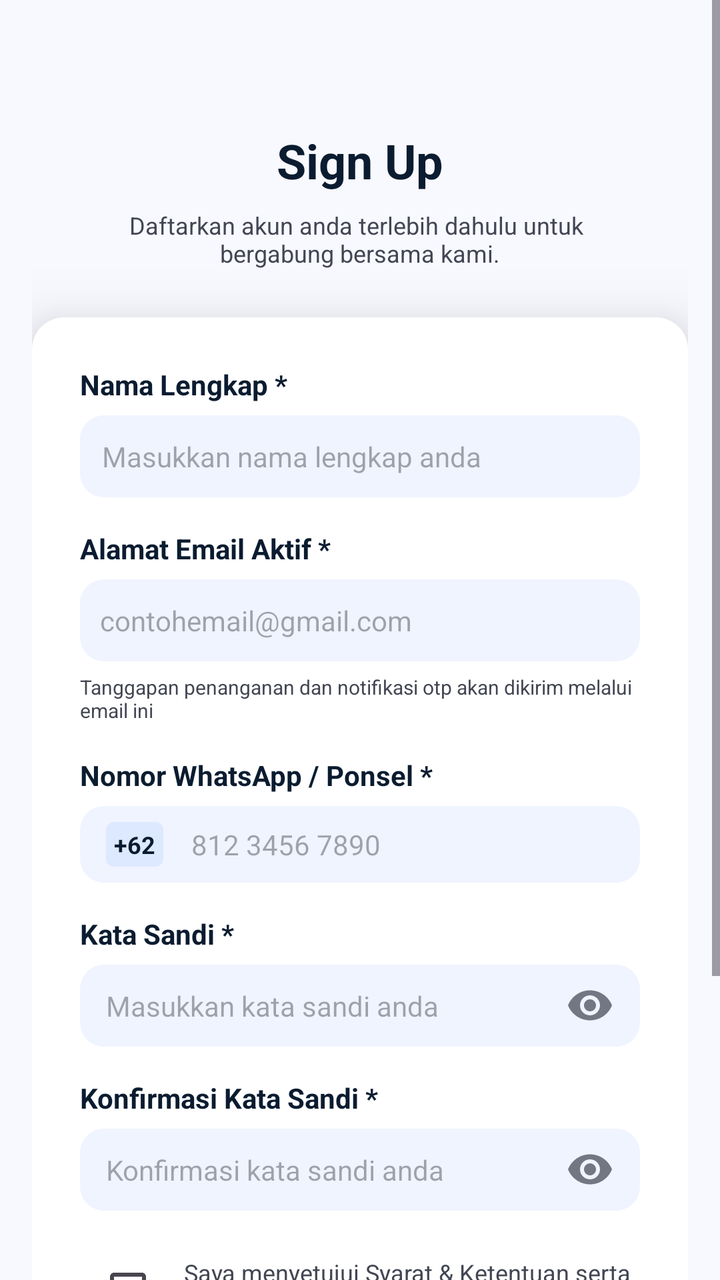
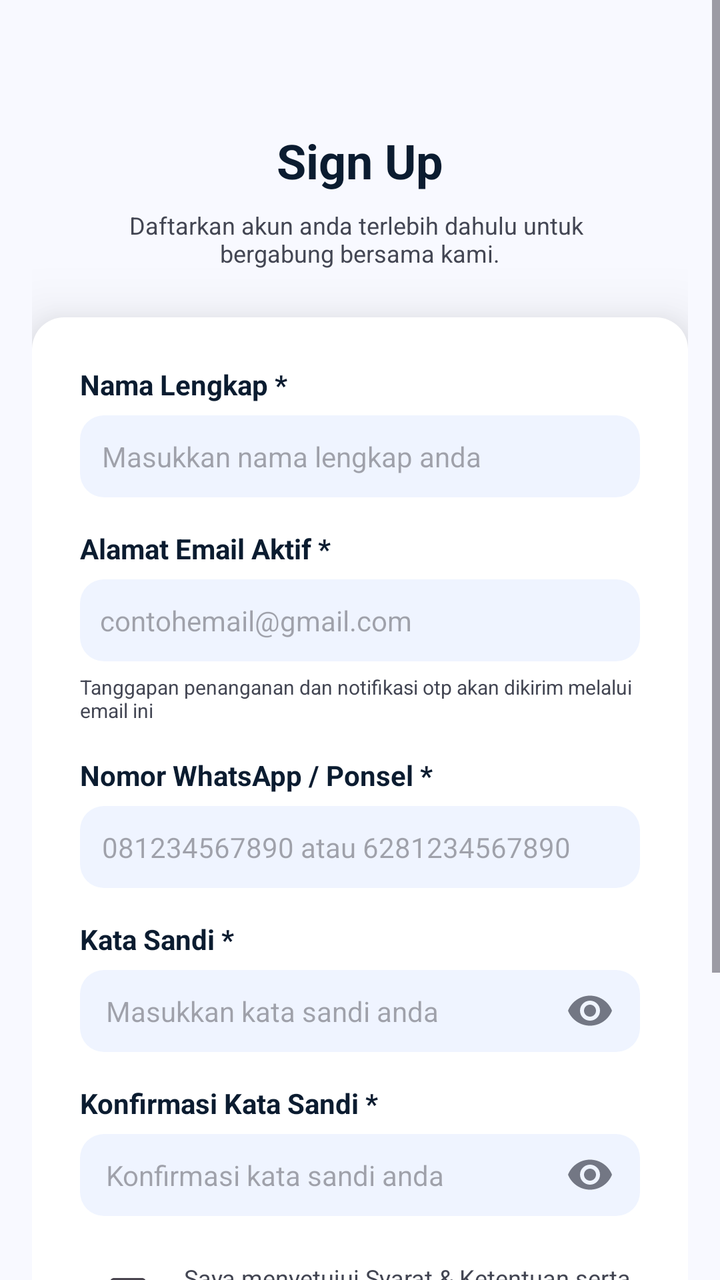

The first picture is an Android layout as it rendered before a commit; the second is the same layout after the commit. The layout source and the unified diff follow.
<!-- AndroidManifest.xml: application theme Theme.PinPoint -->
<!-- res/layout/activity_register.xml -->
<?xml version="1.0" encoding="utf-8"?>
<LinearLayout
    xmlns:android="http://schemas.android.com/apk/res/android"
    xmlns:tools="http://schemas.android.com/tools"
    xmlns:app="http://schemas.android.com/apk/res-auto"
    android:layout_width="match_parent"
    android:layout_height="match_parent"
    android:background="#FFFFFF"
    android:orientation="vertical">

    <ScrollView
        android:id="@+id/svSignUp"
        android:layout_width="match_parent"
        android:layout_height="match_parent"
        android:fillViewport="true"
        android:background="#FFFFFF">

        <LinearLayout
            android:id="@+id/llMainContent"
            android:layout_width="match_parent"
            android:layout_height="wrap_content"
            android:background="#F8F9FF"
            android:orientation="vertical"
            android:paddingHorizontal="16dp"
            android:paddingTop="64dp"
            android:paddingBottom="32dp">

            
            <LinearLayout
                android:layout_width="match_parent"
                android:layout_height="wrap_content"
                android:gravity="center_horizontal"
                android:orientation="vertical"
                android:layout_marginBottom="24dp">

                <TextView
                    android:id="@+id/tvTitle"
                    android:layout_width="wrap_content"
                    android:layout_height="wrap_content"
                    android:text="Sign Up"
                    android:textColor="#0B1C30"
                    android:textSize="24sp"
                    android:textStyle="bold"
                    android:layout_marginBottom="8dp"/>

                <TextView
                    android:id="@+id/tvSubtitle"
                    android:layout_width="241dp"
                    android:layout_height="wrap_content"
                    android:gravity="center"
                    android:text="Daftarkan akun anda terlebih dahulu untuk \nbergabung bersama kami."
                    android:textColor="#434653"
                    android:textSize="12sp" />
            </LinearLayout>

            
            <LinearLayout
                android:id="@+id/llFormContainer"
                android:layout_width="match_parent"
                android:layout_height="wrap_content"
                android:background="@drawable/shape1"
                android:elevation="20dp"
                android:orientation="vertical"
                android:padding="24dp">

                
                <LinearLayout
                    android:layout_width="match_parent"
                    android:layout_height="wrap_content"
                    android:orientation="vertical"
                    android:layout_marginBottom="16dp">

                    <TextView
                        android:id="@+id/tvLabelFullName"
                        android:layout_width="match_parent"
                        android:layout_height="wrap_content"
                        android:text="Nama Lengkap *"
                        android:textColor="#0B1C30"
                        android:textSize="14sp"
                        android:textStyle="bold"
                        android:layout_marginBottom="6dp" />

                    <EditText
                        android:id="@+id/etFullName"
                        android:layout_width="match_parent"
                        android:layout_height="wrap_content"
                        android:background="@drawable/kolom_form"
                        android:hint="Masukkan nama lengkap anda"
                        android:inputType="textPersonName"
                        android:padding="11dp"
                        android:textColor="#737784"
                        android:textSize="14sp" />
                </LinearLayout>

                
                <LinearLayout
                    android:layout_width="match_parent"
                    android:layout_height="wrap_content"
                    android:orientation="vertical"
                    android:layout_marginBottom="16dp">

                    <TextView
                        android:id="@+id/tvLabelEmail"
                        android:layout_width="match_parent"
                        android:layout_height="wrap_content"
                        android:text="Alamat Email Aktif *"
                        android:textColor="#0B1C30"
                        android:textSize="14sp"
                        android:textStyle="bold"
                        android:layout_marginBottom="6dp" />

                    <EditText
                        android:id="@+id/etEmail"
                        android:layout_width="match_parent"
                        android:layout_height="wrap_content"
                        android:background="@drawable/kolom_form"
                        android:hint="contohemail@gmail.com"
                        android:inputType="textEmailAddress"
                        android:paddingHorizontal="10dp"
                        android:paddingVertical="11dp"
                        android:textColor="#737784"
                        android:textSize="14sp"
                        android:layout_marginBottom="6dp" />

                    <TextView
                        android:layout_width="match_parent"
                        android:layout_height="wrap_content"
                        android:text="Tanggapan penanganan dan notifikasi otp akan dikirim melalui email ini"
                        android:textColor="#434653"
                        android:textSize="10sp" />
                </LinearLayout>

                
                <LinearLayout
                    android:layout_width="match_parent"
                    android:layout_height="wrap_content"
                    android:orientation="vertical"
                    android:layout_marginBottom="16dp">

                    <TextView
                        android:id="@+id/tvLabelPhone"
                        android:layout_width="match_parent"
                        android:layout_height="wrap_content"
                        android:text="Nomor WhatsApp / Ponsel *"
                        android:textColor="#0B1C30"
                        android:textSize="14sp"
                        android:textStyle="bold"
                        android:layout_marginBottom="6dp" />

                    <LinearLayout
                        android:layout_width="match_parent"
                        android:layout_height="wrap_content"
                        android:background="@drawable/kolom_form"
                        android:gravity="center_vertical"
                        android:orientation="horizontal"
                        android:paddingVertical="8dp">

                        <LinearLayout
                            android:id="@+id/llCountryCode"
                            android:layout_width="wrap_content"
                            android:layout_height="wrap_content"
                            android:background="@drawable/num_form"
                            android:layout_marginStart="13dp"
                            android:layout_marginEnd="14dp"
                            android:paddingHorizontal="4dp"
                            android:paddingVertical="3dp">
                            <TextView
                                android:layout_width="wrap_content"
                                android:layout_height="wrap_content"
                                android:text="+62"
                                android:textColor="#0B1C30"
                                android:textSize="12sp"
                                android:textStyle="bold" />
                        </LinearLayout>

                        <EditText
                            android:id="@+id/etPhone"
                            android:layout_width="match_parent"
                            android:layout_height="wrap_content"
                            android:background="@null"
                            android:hint="812 3456 7890"
                            android:inputType="phone"
                            android:textColor="#737784"
                            android:textSize="14sp" />
                    </LinearLayout>
                </LinearLayout>

                
                <LinearLayout
                    android:layout_width="match_parent"
                    android:layout_height="wrap_content"
                    android:orientation="vertical"
                    android:layout_marginBottom="16dp">

                    <TextView
                        android:id="@+id/tvLabelPassword"
                        android:layout_width="match_parent"
                        android:layout_height="wrap_content"
                        android:text="Kata Sandi *"
                        android:textColor="#0B1C30"
                        android:textSize="14sp"
                        android:textStyle="bold"
                        android:layout_marginBottom="6dp" />

                    <LinearLayout
                        android:layout_width="match_parent"
                        android:layout_height="wrap_content"
                        android:background="@drawable/kolom_form"
                        android:gravity="center_vertical"
                        android:orientation="horizontal"
                        android:paddingHorizontal="13dp">

                        <EditText
                            android:id="@+id/etPassword"
                            android:layout_width="0dp"
                            android:layout_height="wrap_content"
                            android:layout_weight="1"
                            android:background="@null"
                            android:hint="Masukkan kata sandi anda"
                            android:inputType="textPassword"
                            android:paddingVertical="11dp"
                            android:textColor="#737784"
                            android:textSize="14sp" />

                        <ImageView
                            android:id="@+id/ivPasswordVisibility"
                            android:layout_width="24dp"
                            android:layout_height="24dp"
                            android:src="@drawable/mata"
                            android:scaleType="centerInside" />
                    </LinearLayout>
                </LinearLayout>

                
                <LinearLayout
                    android:layout_width="match_parent"
                    android:layout_height="wrap_content"
                    android:orientation="vertical"
                    android:layout_marginBottom="16dp">

                    <TextView
                        android:id="@+id/tvLabelConfirmPassword"
                        android:layout_width="match_parent"
                        android:layout_height="wrap_content"
                        android:text="Konfirmasi Kata Sandi *"
                        android:textColor="#0B1C30"
                        android:textSize="14sp"
                        android:textStyle="bold"
                        android:layout_marginBottom="6dp" />

                    <LinearLayout
                        android:layout_width="match_parent"
                        android:layout_height="wrap_content"
                        android:background="@drawable/kolom_form"
                        android:gravity="center_vertical"
                        android:orientation="horizontal"
                        android:paddingHorizontal="13dp">

                        <EditText
                            android:id="@+id/etConfirmPassword"
                            android:layout_width="0dp"
                            android:layout_height="wrap_content"
                            android:layout_weight="1"
                            android:background="@null"
                            android:hint="Konfirmasi kata sandi anda"
                            android:inputType="textPassword"
                            android:paddingVertical="11dp"
                            android:textColor="#737784"
                            android:textSize="14sp" />

                        
                        <ImageView
                            android:id="@+id/ivPasswordMatchIcon"
                            android:layout_width="22dp"
                            android:layout_height="22dp"
                            android:layout_marginEnd="8dp"
                            android:visibility="gone"
                            android:scaleType="centerInside" />

                        
                        <ImageView
                            android:id="@+id/ivConfirmPasswordVisibility"
                            android:layout_width="24dp"
                            android:layout_height="24dp"
                            android:src="@drawable/mata"
                            android:scaleType="centerInside" />
                    </LinearLayout>
                </LinearLayout>

                
                <LinearLayout
                    android:layout_width="match_parent"
                    android:layout_height="wrap_content"
                    android:orientation="horizontal"
                    android:layout_marginBottom="24dp"
                    android:gravity="center_vertical">

                    
                    <CheckBox
                        android:id="@+id/cbTerms"
                        android:layout_width="wrap_content"
                        android:layout_height="wrap_content"
                        android:layout_marginEnd="4dp"
                        android:background="@null" />

                    
                    <TextView
                        android:id="@+id/tvTermsConditions"
                        android:layout_width="match_parent"
                        android:layout_height="wrap_content"
                        android:text="Saya menyetujui Syarat &amp; Ketentuan serta Kebijakan Privasi LaporFasum."
                        android:textColor="#434653"
                        android:textSize="12sp"
                        android:lineSpacingExtra="4dp" />
                </LinearLayout>

                
                <LinearLayout
                    android:id="@+id/btnWrapperSignUp"
                    android:layout_width="match_parent"
                    android:layout_height="wrap_content"
                    android:background="@drawable/shape3"
                    android:elevation="8dp"
                    android:gravity="center"
                    android:clickable="true"
                    android:focusable="true"
                    android:paddingVertical="14dp"
                    android:layout_marginBottom="24dp">
                    <TextView
                        android:layout_width="wrap_content"
                        android:layout_height="wrap_content"
                        android:text="Sign Up"
                        android:textColor="#FFFFFF"
                        android:textSize="14sp"
                        android:textStyle="bold" />
                </LinearLayout>

                
                <LinearLayout
                    android:layout_width="match_parent"
                    android:layout_height="wrap_content"
                    android:gravity="center"
                    android:orientation="horizontal">
                    <TextView
                        android:layout_width="wrap_content"
                        android:layout_height="wrap_content"
                        android:text="Sudah punya akun?"
                        android:textColor="#434653"
                        android:textSize="14sp"
                        android:layout_marginEnd="6dp" />
                    <TextView
                        android:id="@+id/tvLoginLink"
                        android:layout_width="wrap_content"
                        android:layout_height="wrap_content"
                        android:text="Login here"
                        android:textColor="#003C90"
                        android:textSize="14sp"
                        android:textStyle="bold" />
                </LinearLayout>

            </LinearLayout>
        </LinearLayout>
    </ScrollView>
</LinearLayout>
<!-- resources referenced by this layout -->
<resources>
  <!-- drawable kolom_form (drawable) -->
  <?xml version="1.0" encoding="UTF-8"?>
  <shape
      xmlns:android="http://schemas.android.com/apk/res/android">
      <solid
          android:color="#EFF4FF"
          />
      <corners
          android:radius="12dp"
          />
  </shape>
  <!-- drawable mata (drawable) -->
  <vector xmlns:android="http://schemas.android.com/apk/res/android"
      android:width="24dp"
      android:height="24dp"
      android:viewportWidth="24"
      android:viewportHeight="24">
      <path
          android:fillColor="#737784"
          android:pathData="M12,4.5C7,4.5 2.73,7.61 1,12c1.73,4.39 6,7.5 11,7.5s9.27,-3.11 11,-7.5c-1.73,-4.39-6,-7.5-11,-7.5zM12,17c-2.76,0-5,-2.24-5,-5s2.24,-5 5,-5 5,2.24 5,5-2.24,5-5,5zM12,9c-1.66,0-3,1.34-3,3s1.34,3 3,3 3,-1.34 3,-3-1.34,-3-3,-3z" />
  </vector>
  <!-- drawable num_form (drawable) -->
  <?xml version="1.0" encoding="UTF-8"?>
  <shape
      xmlns:android="http://schemas.android.com/apk/res/android">
      <solid
          android:color="#DCE9FF"
          />
      <corners
          android:radius="4dp"
          />
  </shape>
  <!-- drawable shape1 (drawable) -->
  <?xml version="1.0" encoding="UTF-8"?>
  <shape
      xmlns:android="http://schemas.android.com/apk/res/android">
      <solid
          android:color="#FFFFFF"
          />
      <corners
          android:radius="16dp"
          />
  </shape>
  <!-- drawable shape3 (drawable) -->
  <?xml version="1.0" encoding="UTF-8"?>
  <shape
      xmlns:android="http://schemas.android.com/apk/res/android">
      <solid
          android:color="#0F52BA"
          />
      <stroke
          android:color="#000000"
          android:width="1dp"
          />
      <corners
          android:radius="12dp"
          />
  </shape>
  <style name="Theme.PinPoint" parent="Base.Theme.PinPoint" />
  <style name="Base.Theme.PinPoint" parent="Theme.Material3.DayNight.NoActionBar">
          <item name="android:windowAnimationStyle">@style/SmoothActivityAnimation</item>
      </style>
  <style name="SmoothActivityAnimation" parent="@android:style/Animation.Activity">
          <item name="android:activityOpenEnterAnimation">@anim/fade_in_smooth</item>
          <item name="android:activityOpenExitAnimation">@anim/fade_out_smooth</item>
          <item name="android:activityCloseEnterAnimation">@anim/slide_in_left</item>
          <item name="android:activityCloseExitAnimation">@anim/slide_out_right</item>
      </style>
</resources>

<!-- the commit's change to res/layout/activity_register.xml (unified diff, before → after) -->
@@ -3,6 +3,7 @@
     xmlns:android="http://schemas.android.com/apk/res/android"
     xmlns:tools="http://schemas.android.com/tools"
     xmlns:app="http://schemas.android.com/apk/res-auto"
+    android:id="@+id/registerRoot"
     android:layout_width="match_parent"
     android:layout_height="match_parent"
     android:background="#FFFFFF"
@@ -13,6 +14,7 @@
         android:layout_width="match_parent"
         android:layout_height="match_parent"
         android:fillViewport="true"
+        android:clipToPadding="false"
         android:background="#FFFFFF">
 
         <LinearLayout
@@ -147,42 +149,17 @@
                         android:textStyle="bold"
                         android:layout_marginBottom="6dp" />
 
-                    <LinearLayout
-                        android:layout_width="match_parent"
-                        android:layout_height="wrap_content"
-                        android:background="@drawable/kolom_form"
-                        android:gravity="center_vertical"
-                        android:orientation="horizontal"
-                        android:paddingVertical="8dp">
-
-                        <LinearLayout
-                            android:id="@+id/llCountryCode"
-                            android:layout_width="wrap_content"
-                            android:layout_height="wrap_content"
-                            android:background="@drawable/num_form"
-                            android:layout_marginStart="13dp"
-                            android:layout_marginEnd="14dp"
-                            android:paddingHorizontal="4dp"
-                            android:paddingVertical="3dp">
-                            <TextView
-                                android:layout_width="wrap_content"
-                                android:layout_height="wrap_content"
-                                android:text="+62"
-                                android:textColor="#0B1C30"
-                                android:textSize="12sp"
-                                android:textStyle="bold" />
-                        </LinearLayout>
-
-                        <EditText
-                            android:id="@+id/etPhone"
-                            android:layout_width="match_parent"
-                            android:layout_height="wrap_content"
-                            android:background="@null"
-                            android:hint="812 3456 7890"
-                            android:inputType="phone"
-                            android:textColor="#737784"
-                            android:textSize="14sp" />
-                    </LinearLayout>
+                    <EditText
+                        android:id="@+id/etPhone"
+                        android:layout_width="match_parent"
+                        android:layout_height="wrap_content"
+                        android:background="@drawable/kolom_form"
+                        android:hint="081234567890 atau 6281234567890"
+                        android:inputType="phone"
+                        android:paddingHorizontal="11dp"
+                        android:paddingVertical="11dp"
+                        android:textColor="#737784"
+                        android:textSize="14sp" />
                 </LinearLayout>
 
                 
<!-- resource entries referenced after the edit -->
@@ -21,17 +21,6 @@
           android:fillColor="#737784"
           android:pathData="M12,4.5C7,4.5 2.73,7.61 1,12c1.73,4.39 6,7.5 11,7.5s9.27,-3.11 11,-7.5c-1.73,-4.39-6,-7.5-11,-7.5zM12,17c-2.76,0-5,-2.24-5,-5s2.24,-5 5,-5 5,2.24 5,5-2.24,5-5,5zM12,9c-1.66,0-3,1.34-3,3s1.34,3 3,3 3,-1.34 3,-3-1.34,-3-3,-3z" />
   </vector>
-  <!-- drawable num_form (drawable) -->
-  <?xml version="1.0" encoding="UTF-8"?>
-  <shape
-      xmlns:android="http://schemas.android.com/apk/res/android">
-      <solid
-          android:color="#DCE9FF"
-          />
-      <corners
-          android:radius="4dp"
-          />
-  </shape>
   <!-- drawable shape1 (drawable) -->
   <?xml version="1.0" encoding="UTF-8"?>
   <shape
@@ -60,13 +49,6 @@
   </shape>
   <style name="Theme.PinPoint" parent="Base.Theme.PinPoint" />
   <style name="Base.Theme.PinPoint" parent="Theme.Material3.DayNight.NoActionBar">
-          <item name="android:windowAnimationStyle">@style/SmoothActivityAnimation</item>
-      </style>
-  <style name="SmoothActivityAnimation" parent="@android:style/Animation.Activity">
-          <item name="android:activityOpenEnterAnimation">@anim/fade_in_smooth</item>
-          <item name="android:activityOpenExitAnimation">@anim/fade_out_smooth</item>
-          <item name="android:activityCloseEnterAnimation">@anim/slide_in_left</item>
-          <item name="android:activityCloseExitAnimation">@anim/slide_out_right</item>
       </style>
 </resources>
 
